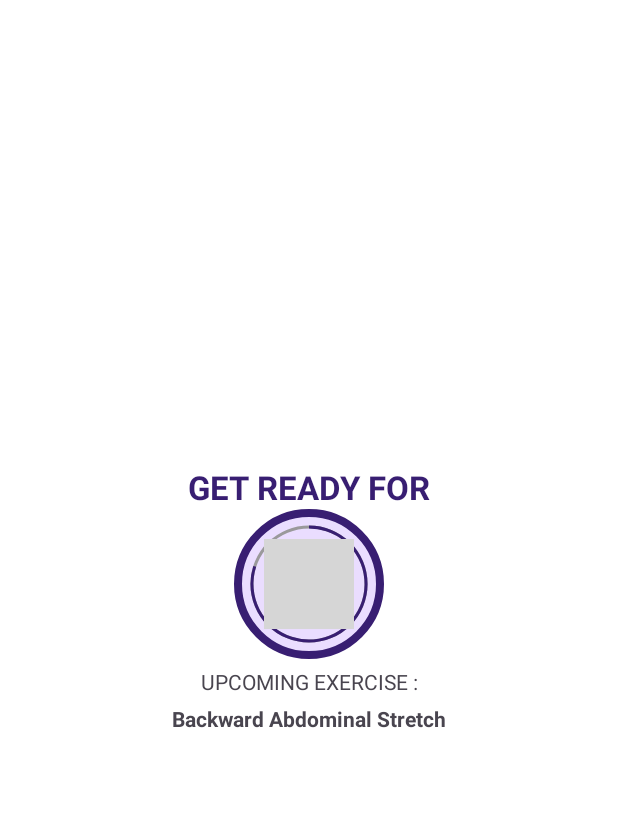
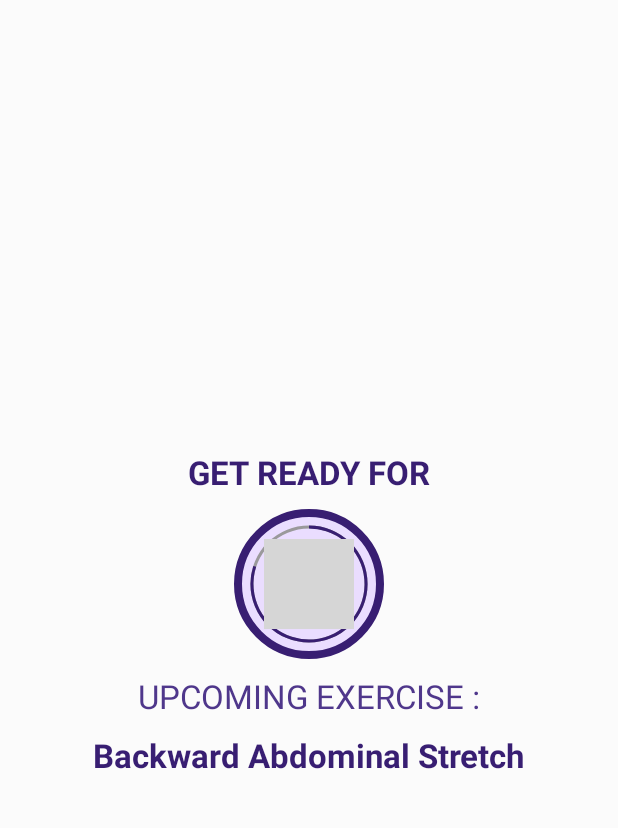
Before and after one commit to harshsingh-io/BodySync, an Android app: the ExerciseActivity screen opened directly, with no data from a screen before it, on a phone screen of 412 x 824 dp, the part 84-912 px from its top. Run offline under Robolectric (Android 15) with nearby library versions, the phone set to English and light mode, and no system bars; grey boxes are pictures that could not be loaded.

Commit message:
Added Text-To-Speech Feature

```diff
--- a/app/src/main/AndroidManifest.xml
+++ b/app/src/main/AndroidManifest.xml
@@ -1,6 +1,11 @@
 <?xml version="1.0" encoding="utf-8"?>
 <manifest xmlns:android="http://schemas.android.com/apk/res/android"
     xmlns:tools="http://schemas.android.com/tools" >
+    <queries>
+        <intent>
+            <action android:name="android.intent.action.TTS_SERVICE" />
+        </intent>
+    </queries>
 
     <application
         android:allowBackup="true"
--- a/app/src/main/java/com/example/bodysync_workout/ExerciseActivity.kt
+++ b/app/src/main/java/com/example/bodysync_workout/ExerciseActivity.kt
@@ -3,11 +3,14 @@ package com.example.bodysync_workout
 import androidx.appcompat.app.AppCompatActivity
 import android.os.Bundle
 import android.os.CountDownTimer
+import android.speech.tts.TextToSpeech
+import android.util.Log
 import android.view.View
 import android.widget.Toast
 import com.example.bodysync_workout.databinding.ActivityExerciseBinding
+import java.util.Locale
 
-class ExerciseActivity : AppCompatActivity() {
+class ExerciseActivity : AppCompatActivity(), TextToSpeech.OnInitListener {
     private var binding: ActivityExerciseBinding? = null
 
     private var restTimer: CountDownTimer? = null
@@ -16,24 +19,27 @@ class ExerciseActivity : AppCompatActivity() {
     private var exerciseTimer: CountDownTimer? = null
     private var exerciseProgress = 0
 
-    private var exerciseList : ArrayList<ExerciseModel>? = null
+    private var exerciseList: ArrayList<ExerciseModel>? = null
     private var currentExercisePosition = -1
 
+    private var tts: TextToSpeech? = null
     override fun onCreate(savedInstanceState: Bundle?) {
         super.onCreate(savedInstanceState)
         binding = ActivityExerciseBinding.inflate(layoutInflater)
         setContentView(binding?.root)
         setSupportActionBar(binding?.toolbarExercise)
-        if (supportActionBar!=null) {
+        if (supportActionBar != null) {
             supportActionBar?.setDisplayHomeAsUpEnabled(true)
         }
         exerciseList = Constants.defaultExerciseList()
-        binding?.toolbarExercise?.setNavigationOnClickListener{
+        tts = TextToSpeech(this, this)
+        binding?.toolbarExercise?.setNavigationOnClickListener {
             onBackPressed()
         }
-        setRestProgressBar()
+        setupRestView()
 
     }
+
     private fun setupRestView() {
         binding?.flRestView?.visibility = View.VISIBLE
         binding?.tvTitle?.visibility = View.VISIBLE
@@ -43,21 +49,22 @@ class ExerciseActivity : AppCompatActivity() {
         binding?.tvTitleExerciseName?.visibility = View.INVISIBLE
         binding?.ivImage?.visibility = View.INVISIBLE
 
-        if (restTimer!=null){
+        if (restTimer != null) {
             restTimer?.cancel()
             restProgress = 0
         }
         setRestProgressBar()
     }
+
     private fun setRestProgressBar() {
         binding?.progressBar?.progress = restProgress
-        binding?.tvUpcomingExerciseName?.text = exerciseList!![currentExercisePosition+1]
+        binding?.tvUpcomingExerciseName?.text = exerciseList!![currentExercisePosition + 1]
             .getName()
-        restTimer = object: CountDownTimer(10000,1000) {
+        restTimer = object : CountDownTimer(10000, 1000) {
             override fun onTick(millisUntilFinished: Long) {
                 restProgress++
-                binding?.progressBar?.progress = 10-restProgress
-                binding?.tvTimer?.text = (10-restProgress).toString()
+                binding?.progressBar?.progress = 10 - restProgress
+                binding?.tvTimer?.text = (10 - restProgress).toString()
 
             }
 
@@ -67,11 +74,12 @@ class ExerciseActivity : AppCompatActivity() {
                     "Now we will start the exercise.",
                     Toast.LENGTH_SHORT
                 ).show()
-                currentExercisePosition ++
+                currentExercisePosition++
                 setupExerciseView()
             }
         }.start()
     }
+
     private fun setupExerciseView() {
         binding?.flRestView?.visibility = View.INVISIBLE
         binding?.tvTitle?.visibility = View.INVISIBLE
@@ -80,27 +88,31 @@ class ExerciseActivity : AppCompatActivity() {
         binding?.flProgressBarExercise?.visibility = View.VISIBLE
         binding?.tvTitleExerciseName?.visibility = View.VISIBLE
         binding?.ivImage?.visibility = View.VISIBLE
-        if (exerciseTimer!=null){
+        if (exerciseTimer != null) {
             exerciseTimer?.cancel()
             exerciseProgress = 0
         }
+
+        speak0ut(exerciseList!![currentExercisePosition].getName())
+
         binding?.ivImage?.setImageResource(exerciseList!![currentExercisePosition].getImage())
         binding?.tvTitleExerciseName?.text = exerciseList!![currentExercisePosition].getName()
 
         setExerciseProgressBar()
     }
+
     private fun setExerciseProgressBar() {
         binding?.progressBarExercise?.progress = exerciseProgress
 
-        exerciseTimer = object: CountDownTimer(30000,1000) {
+        exerciseTimer = object : CountDownTimer(30000, 1000) {
             override fun onTick(millisUntilFinished: Long) {
                 exerciseProgress++
-                binding?.progressBarExercise?.progress = 30-exerciseProgress
-                binding?.tvTimerExercise?.text = (30-exerciseProgress).toString()
+                binding?.progressBarExercise?.progress = 30 - exerciseProgress
+                binding?.tvTimerExercise?.text = (30 - exerciseProgress).toString()
             }
 
             override fun onFinish() {
-                if (currentExercisePosition < exerciseList?.size!!-1) {
+                if (currentExercisePosition < exerciseList?.size!! - 1) {
                     Toast.makeText(
                         this@ExerciseActivity,
                         "Here now we will take a rest.",
@@ -120,15 +132,36 @@ class ExerciseActivity : AppCompatActivity() {
 
     override fun onDestroy() {
         super.onDestroy()
-        if (restTimer!=null){
+        if (restTimer != null) {
             restTimer?.cancel()
             restProgress = 0
         }
 
-        if (exerciseTimer!=null){
+        if (exerciseTimer != null) {
             exerciseTimer?.cancel()
             exerciseProgress = 0
         }
+        // Shutting down the Text to Speech feature when activity is destroyed // START
+        if (tts != null) {
+            tts!!.stop()
+            tts!!.shutdown()
+        }
         binding = null
     }
+
+    override fun onInit(status: Int) {
+        if (status == TextToSpeech.SUCCESS) {
+            // set US English as language for tts
+            val result = tts?.setLanguage(Locale.US)
+            if (result == TextToSpeech.LANG_MISSING_DATA || result == TextToSpeech.LANG_NOT_SUPPORTED) {
+                Log.e("TTS", "The Language specified is not supported!")
+            } else {
+                Log.e("TTS", "Initialization Failed!")
+            }
+        }
+    }
+
+    private fun speak0ut(text: String) {
+        tts!!.speak(text, TextToSpeech.QUEUE_FLUSH, null, "")
+    }
 }
--- a/app/src/main/res/layout/activity_exercise.xml
+++ b/app/src/main/res/layout/activity_exercise.xml
@@ -5,7 +5,7 @@
     android:layout_width="match_parent"
     android:layout_height="match_parent"
     tools:context=".ExerciseActivity"
-    android:background="@color/white">
+    android:background="@color/animation_color">
     <androidx.appcompat.widget.Toolbar
         android:id="@+id/toolbarExercise"
         android:layout_width="match_parent"
@@ -24,6 +24,7 @@
         android:textColor="@color/primary"
         android:visibility="visible"
         android:textStyle="bold"
+        android:padding="10dp"
         app:layout_constraintEnd_toEndOf="parent"
         app:layout_constraintStart_toStartOf="parent"
         app:layout_constraintBottom_toTopOf="@id/flRestView"
@@ -76,7 +77,9 @@
         android:layout_width="wrap_content"
         android:layout_height="wrap_content"
         android:text="@string/upcoming_exercise"
-        android:paddingTop="@dimen/main_screen_main_layout_padding"
+        android:paddingTop="10dp"
+        android:textColor="@color/text"
+        android:textSize="@dimen/default_button_text_size"
         app:layout_constraintEnd_toEndOf="parent"
         app:layout_constraintStart_toStartOf="parent"
         app:layout_constraintTop_toBottomOf="@+id/flRestView" />
@@ -85,24 +88,13 @@
         android:layout_width="wrap_content"
         android:layout_height="wrap_content"
         android:text=""
+        android:textSize="@dimen/default_button_text_size"
         android:textStyle="bold"
-        android:paddingTop="@dimen/main_screen_main_layout_padding"
+        android:textColor="@color/primary"
+        android:paddingTop="10dp"
         app:layout_constraintEnd_toEndOf="parent"
         app:layout_constraintStart_toStartOf="parent"
         app:layout_constraintTop_toBottomOf="@+id/tvUpcomingExercise" />
-    <TextView
-        android:id="@+id/tvTitleExerciseName"
-        android:layout_width="wrap_content"
-        android:layout_height="wrap_content"
-        android:text="@string/exercise_name"
-        android:textSize="@dimen/default_button_text_size"
-        android:textColor="@color/primary"
-        android:visibility="invisible"
-        android:textStyle="bold"
-        app:layout_constraintEnd_toEndOf="parent"
-        app:layout_constraintStart_toStartOf="parent"
-        app:layout_constraintBottom_toTopOf="@id/flProgressBarExercise"
-        />
 
     <pl.droidsonroids.gif.GifImageView
         android:id="@+id/ivImage"
@@ -116,6 +108,20 @@
         app:layout_constraintStart_toStartOf="parent"
         app:layout_constraintTop_toTopOf="@+id/toolbarExercise" />
 
+    <TextView
+        android:id="@+id/tvTitleExerciseName"
+        android:layout_width="wrap_content"
+        android:layout_height="wrap_content"
+        android:text="@string/exercise_name"
+        android:textSize="@dimen/default_button_text_size"
+        android:textColor="@color/primary"
+        android:visibility="invisible"
+        android:textStyle="bold"
+        android:padding="10dp"
+        app:layout_constraintEnd_toEndOf="parent"
+        app:layout_constraintStart_toStartOf="parent"
+        app:layout_constraintBottom_toTopOf="@id/flProgressBarExercise"
+        />
     <FrameLayout
         android:id="@+id/flProgressBarExercise"
         android:layout_width="100dp"
--- a/app/src/main/res/values/colors.xml
+++ b/app/src/main/res/values/colors.xml
@@ -10,6 +10,7 @@
     <color name="secondary_text">#3c2276</color>
     <color name="background">#eaddff</color>
     <color name="text">#4f378b</color>
+    <color name="animation_color">#fbfbfb</color>
 
     <color name="toolbar_color_control_normal">#381e72</color>
 </resources>
```
